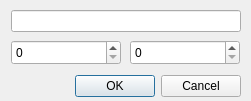
Old version of the form Tools/UIEditor/UI/Dialogs/createplatformdlg.ui in the repository xaoctech/dava.engine.
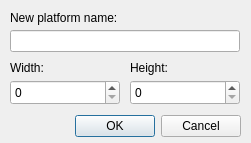
New version of the form.

Patch:
```diff
--- a/Tools/UIEditor/UI/Dialogs/createplatformdlg.ui
+++ b/Tools/UIEditor/UI/Dialogs/createplatformdlg.ui
@@ -7,7 +7,7 @@
     <x>0</x>
     <y>0</y>
     <width>251</width>
-    <height>101</height>
+    <height>143</height>
    </rect>
   </property>
   <property name="windowTitle">
@@ -17,7 +17,7 @@
    <property name="geometry">
     <rect>
      <x>10</x>
-     <y>70</y>
+     <y>110</y>
      <width>231</width>
      <height>32</height>
     </rect>
@@ -32,8 +32,8 @@
   <widget class="QSpinBox" name="width">
    <property name="geometry">
     <rect>
-     <x>11</x>
-     <y>40</y>
+     <x>10</x>
+     <y>80</y>
      <width>110</width>
      <height>25</height>
     </rect>
@@ -46,7 +46,7 @@
    <property name="geometry">
     <rect>
      <x>130</x>
-     <y>40</y>
+     <y>80</y>
      <width>110</width>
      <height>25</height>
     </rect>
@@ -58,13 +58,52 @@
   <widget class="QLineEdit" name="lineEdit">
    <property name="geometry">
     <rect>
-     <x>11</x>
-     <y>10</y>
+     <x>10</x>
+     <y>30</y>
      <width>230</width>
      <height>22</height>
     </rect>
    </property>
   </widget>
+  <widget class="QLabel" name="label">
+   <property name="geometry">
+    <rect>
+     <x>10</x>
+     <y>10</y>
+     <width>131</width>
+     <height>16</height>
+    </rect>
+   </property>
+   <property name="text">
+    <string>New platform name:</string>
+   </property>
+  </widget>
+  <widget class="QLabel" name="label_2">
+   <property name="geometry">
+    <rect>
+     <x>10</x>
+     <y>60</y>
+     <width>61</width>
+     <height>16</height>
+    </rect>
+   </property>
+   <property name="text">
+    <string>Width:</string>
+   </property>
+  </widget>
+  <widget class="QLabel" name="label_3">
+   <property name="geometry">
+    <rect>
+     <x>130</x>
+     <y>60</y>
+     <width>61</width>
+     <height>16</height>
+    </rect>
+   </property>
+   <property name="text">
+    <string>Height:</string>
+   </property>
+  </widget>
  </widget>
  <resources/>
  <connections>
```
